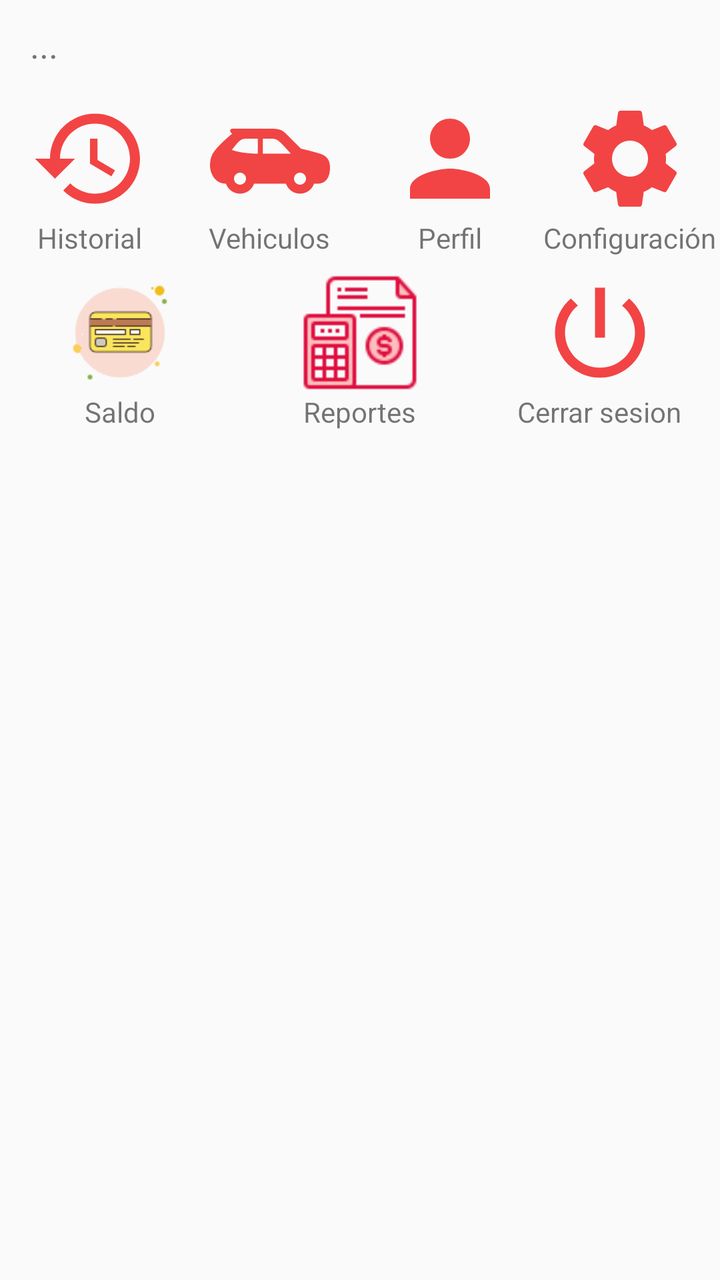
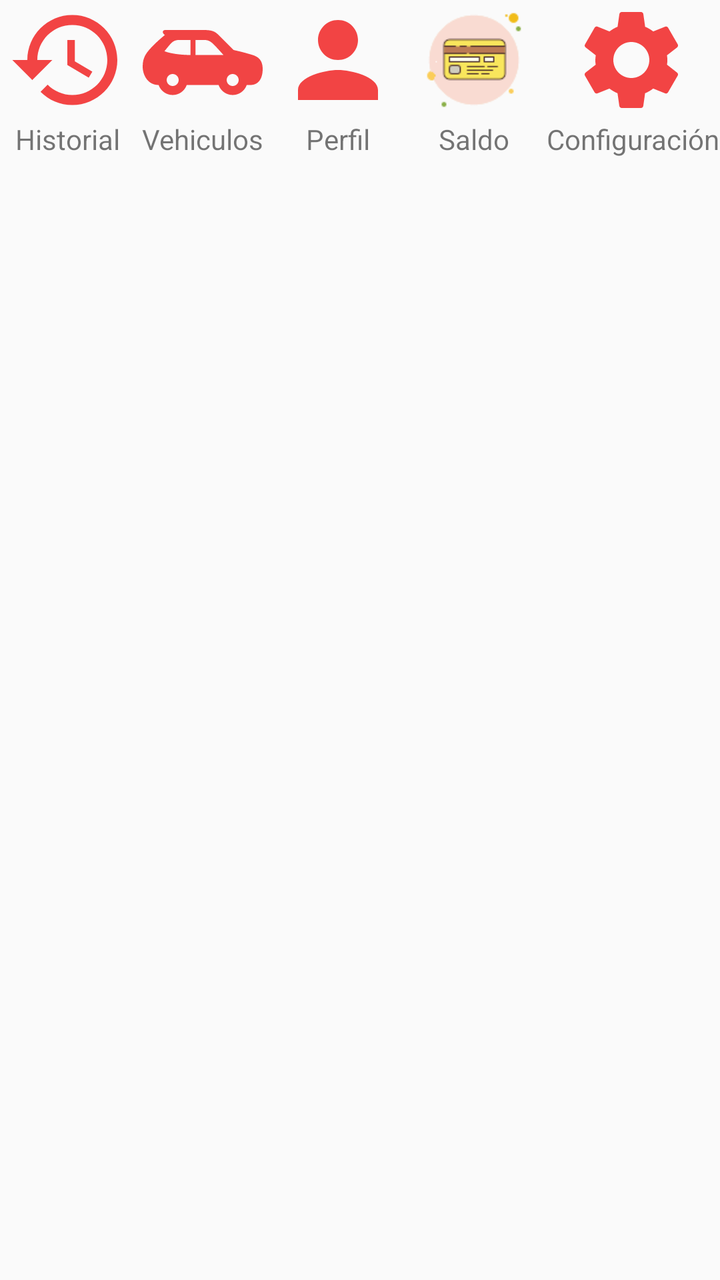

Compare the two renders of this Android layout. The source of the first and the diff that turns it into the second are given below.
<!-- AndroidManifest.xml: application theme Theme.ToonsConductor -->
<!-- res/layout/modal_bottom_sheet_menu.xml -->
<?xml version="1.0" encoding="utf-8"?>
<FrameLayout
    xmlns:android="http://schemas.android.com/apk/res/android"
    xmlns:app="http://schemas.android.com/apk/res-auto"
    android:layout_width="match_parent"
    android:layout_height="wrap_content"
    app:layout_behavior="com.google.android.material.bottomsheet.BottomSheetBehavior">


    <LinearLayout
        android:layout_width="match_parent"
        android:layout_height="wrap_content"
        android:orientation="vertical"
        android:layout_gravity="top">

        <TextView
            android:id="@+id/textViewUsername"
            android:layout_width="match_parent"
            android:layout_height="wrap_content"
            android:text="..."
            android:textSize="18sp"
            android:layout_marginTop="10dp"
            android:layout_marginLeft="15dp"
            android:layout_marginRight="15dp"
            android:layout_marginBottom="15dp"/>

        <LinearLayout
            android:layout_width="match_parent"
            android:layout_height="wrap_content"
            android:orientation="horizontal">

            <LinearLayout
                android:id="@+id/linearLayoutHistory"
                android:layout_width="0dp"
                android:layout_height="wrap_content"
                android:orientation="vertical"
                android:layout_weight="1"
                android:gravity="center">

                <ImageView
                    android:layout_width="60dp"
                    android:layout_height="60dp"
                    android:src="@drawable/ic_history" />

                <TextView
                    android:layout_width="wrap_content"
                    android:layout_height="wrap_content"
                    android:text="Historial" />

            </LinearLayout>

            <LinearLayout
                android:id="@+id/linearLayoutCar"
                android:layout_width="0dp"
                android:layout_height="wrap_content"
                android:layout_weight="1"
                android:orientation="vertical"
                android:gravity="center">

                <ImageView
                    android:layout_width="60dp"
                    android:layout_height="60dp"
                    android:src="@drawable/ic_paralel_car_red" />

                <TextView
                    android:layout_width="wrap_content"
                    android:layout_height="wrap_content"
                    android:text="Vehiculos" />

            </LinearLayout>

            <LinearLayout
                android:id="@+id/linearLayoutProfile"
                android:layout_width="0dp"
                android:layout_height="wrap_content"
                android:layout_weight="1"
                android:orientation="vertical"
                android:gravity="center">

                <ImageView
                    android:layout_width="60dp"
                    android:layout_height="60dp"
                    android:src="@drawable/ic_person" />

                <TextView
                    android:layout_width="wrap_content"
                    android:layout_height="wrap_content"
                    android:text="Perfil" />

            </LinearLayout>

            <LinearLayout
                android:id="@+id/linearLayoutConfiguracion"
                android:layout_width="0dp"
                android:layout_height="wrap_content"
                android:orientation="vertical"
                android:layout_weight="1"
                android:gravity="center">

                <ImageView
                    android:layout_width="60dp"
                    android:layout_height="60dp"
                    android:src="@drawable/baseline_settings_24" />

                <TextView
                    android:layout_width="wrap_content"
                    android:layout_height="wrap_content"
                    android:text="Configuración" />

            </LinearLayout>

        </LinearLayout>



    <LinearLayout
        android:layout_width="match_parent"
        android:layout_height="wrap_content"
        android:layout_marginTop="8dp"
        android:orientation="horizontal">

        <LinearLayout
            android:id="@+id/linearLayoutRecagas"
            android:layout_width="0dp"
            android:layout_height="wrap_content"
            android:layout_weight="1"
            android:orientation="vertical"
            android:gravity="center">

            <ImageView
                android:layout_width="60dp"
                android:layout_height="60dp"
                android:src="@drawable/ic_credi_card" />

            <TextView
                android:layout_width="wrap_content"
                android:layout_height="wrap_content"
                android:text="Saldo" />

        </LinearLayout>

        <LinearLayout
            android:id="@+id/linearLayoutReport"
            android:layout_width="0dp"
            android:layout_height="wrap_content"
            android:layout_weight="1"
            android:orientation="vertical"
            android:gravity="center">

            <ImageView
                android:layout_width="60dp"
                android:layout_height="60dp"
                android:src="@drawable/ic_report" />

            <TextView
                android:layout_width="wrap_content"
                android:layout_height="wrap_content"
                android:text="Reportes" />

        </LinearLayout>

        <LinearLayout
            android:id="@+id/linearLayoutLogout"
            android:layout_width="0dp"
            android:layout_height="wrap_content"
            android:layout_weight="1"
            android:orientation="vertical"
            android:gravity="center">

            <ImageView
                android:layout_width="60dp"
                android:layout_height="60dp"
                android:src="@drawable/ic_power" />

            <TextView
                android:layout_width="wrap_content"
                android:layout_height="wrap_content"
                android:text="Cerrar sesion" />

        </LinearLayout>

    </LinearLayout>
    </LinearLayout>


</FrameLayout>
<!-- resources referenced by this layout -->
<resources>
  <!-- drawable ic_history (drawable) -->
  <vector android:height="250dp" android:tint="@color/rojo"
      android:viewportHeight="24" android:viewportWidth="24"
      android:width="250dp" xmlns:android="http://schemas.android.com/apk/res/android">
      <path android:fillColor="@android:color/white" android:pathData="M13,3c-4.97,0 -9,4.03 -9,9L1,12l3.89,3.89 0.07,0.14L9,12L6,12c0,-3.87 3.13,-7 7,-7s7,3.13 7,7 -3.13,7 -7,7c-1.93,0 -3.68,-0.79 -4.94,-2.06l-1.42,1.42C8.27,19.99 10.51,21 13,21c4.97,0 9,-4.03 9,-9s-4.03,-9 -9,-9zM12,8v5l4.28,2.54 0.72,-1.21 -3.5,-2.08L13.5,8L12,8z"/>
  </vector>
  <!-- drawable ic_person (drawable) -->
  <vector android:height="250dp" android:tint="@color/rojo"
      android:viewportHeight="24" android:viewportWidth="24"
      android:width="250dp" xmlns:android="http://schemas.android.com/apk/res/android">
      <path android:fillColor="@android:color/white" android:pathData="M12,12c2.21,0 4,-1.79 4,-4s-1.79,-4 -4,-4 -4,1.79 -4,4 1.79,4 4,4zM12,14c-2.67,0 -8,1.34 -8,4v2h16v-2c0,-2.66 -5.33,-4 -8,-4z"/>
  </vector>
  <!-- drawable ic_power (drawable) -->
  <vector android:height="250dp" android:tint="@color/rojo"
      android:viewportHeight="24" android:viewportWidth="24"
      android:width="250dp" xmlns:android="http://schemas.android.com/apk/res/android">
      <path android:fillColor="@android:color/white" android:pathData="M13,3h-2v10h2L13,3zM17.83,5.17l-1.42,1.42C17.99,7.86 19,9.81 19,12c0,3.87 -3.13,7 -7,7s-7,-3.13 -7,-7c0,-2.19 1.01,-4.14 2.58,-5.42L6.17,5.17C4.23,6.82 3,9.26 3,12c0,4.97 4.03,9 9,9s9,-4.03 9,-9c0,-2.74 -1.23,-5.18 -3.17,-6.83z"/>
  </vector>
  <style name="Theme.ToonsConductor" parent="Base.Theme.ToonsConductor" />
  <color name="rojo">#EEF13737</color>
  <style name="Base.Theme.ToonsConductor" parent="Theme.AppCompat.Light.NoActionBar">
          
          <item name="colorPrimary">@color/rojo</item>
          <item name="colorPrimaryVariant">@color/white</item>
          <item name="colorOnPrimary">@color/white</item>
          
          <item name="colorSecondary">@color/black</item>
          <item name="colorSecondaryVariant">@color/rojo</item>
          <item name="colorOnSecondary">@color/black</item>
  
          <item name="android:statusBarColor">?attr/colorPrimary</item>
          <item name="colorControlNormal">@color/grey</item>
          <item name="colorControlActivated">@color/rojo</item>
          <item name="colorControlHighlight">@color/white</item>
          <item name="android:textColorHint">@color/white</item>
          <item name="android:progressBarStyle">@style/CustomProgressBar</item>
  
      </style>
  <color name="white">#FFFFFFFF</color>
  <color name="black">#FF000000</color>
  <color name="grey">#C9B7B7</color>
  <style name="CustomProgressBar" parent="@android:style/Widget.ProgressBar">
          <item name="android:backgroundTint">@color/red</item>
      </style>
  <color name="red">#FF1739</color>
  <!-- unchanged entries left out for length: 4 -->
</resources>

<!-- the commit's change to res/layout/modal_bottom_sheet_menu.xml (unified diff, before → after) -->
@@ -12,17 +12,6 @@
         android:layout_height="wrap_content"
         android:orientation="vertical"
         android:layout_gravity="top">
-
-        <TextView
-            android:id="@+id/textViewUsername"
-            android:layout_width="match_parent"
-            android:layout_height="wrap_content"
-            android:text="..."
-            android:textSize="18sp"
-            android:layout_marginTop="10dp"
-            android:layout_marginLeft="15dp"
-            android:layout_marginRight="15dp"
-            android:layout_marginBottom="15dp"/>
 
         <LinearLayout
             android:layout_width="match_parent"
@@ -90,7 +79,7 @@
             </LinearLayout>
 
             <LinearLayout
-                android:id="@+id/linearLayoutConfiguracion"
+                android:id="@+id/linearLayoutRecagas"
                 android:layout_width="0dp"
                 android:layout_height="wrap_content"
                 android:orientation="vertical"
@@ -98,13 +87,42 @@
                 android:gravity="center">
 
                 <ImageView
-                    android:layout_width="60dp"
+                    android:id="@+id/imageView4"
+                    android:layout_width="match_parent"
                     android:layout_height="60dp"
+                    android:src="@drawable/ic_credi_card" />
+
+                <TextView
+                    android:id="@+id/textView3"
+                    android:layout_width="match_parent"
+                    android:layout_height="wrap_content"
+
+                    android:foregroundGravity="center"
+                    android:gravity="center"
+                    android:text="Saldo" />
+            </LinearLayout>
+
+            <LinearLayout
+                android:id="@+id/linearLayoutConfiguracion"
+                android:layout_width="wrap_content"
+                android:layout_height="wrap_content"
+                android:layout_gravity="right"
+                android:foregroundGravity="right"
+                android:orientation="vertical"
+                android:gravity="center">
+
+                <ImageView
+                    android:id="@+id/imageView3"
+                    android:layout_width="89dp"
+                    android:layout_height="60dp"
+                    android:layout_gravity="right"
                     android:src="@drawable/baseline_settings_24" />
 
                 <TextView
+                    android:id="@+id/textView2"
                     android:layout_width="wrap_content"
                     android:layout_height="wrap_content"
+                    android:layout_gravity="right"
                     android:text="Configuración" />
 
             </LinearLayout>
@@ -119,28 +137,13 @@
         android:layout_marginTop="8dp"
         android:orientation="horizontal">
 
-        <LinearLayout
-            android:id="@+id/linearLayoutRecagas"
-            android:layout_width="0dp"
-            android:layout_height="wrap_content"
-            android:layout_weight="1"
-            android:orientation="vertical"
-            android:gravity="center">
 
-            <ImageView
-                android:layout_width="60dp"
-                android:layout_height="60dp"
-                android:src="@drawable/ic_credi_card" />
 
-            <TextView
-                android:layout_width="wrap_content"
-                android:layout_height="wrap_content"
-                android:text="Saldo" />
 
-        </LinearLayout>
 
         <LinearLayout
             android:id="@+id/linearLayoutReport"
+            android:visibility="gone"
             android:layout_width="0dp"
             android:layout_height="wrap_content"
             android:layout_weight="1"
@@ -159,26 +162,6 @@
 
         </LinearLayout>
 
-        <LinearLayout
-            android:id="@+id/linearLayoutLogout"
-            android:layout_width="0dp"
-            android:layout_height="wrap_content"
-            android:layout_weight="1"
-            android:orientation="vertical"
-            android:gravity="center">
-
-            <ImageView
-                android:layout_width="60dp"
-                android:layout_height="60dp"
-                android:src="@drawable/ic_power" />
-
-            <TextView
-                android:layout_width="wrap_content"
-                android:layout_height="wrap_content"
-                android:text="Cerrar sesion" />
-
-        </LinearLayout>
-
     </LinearLayout>
     </LinearLayout>
 
<!-- resource entries referenced after the edit -->
@@ -11,12 +11,6 @@
       android:viewportHeight="24" android:viewportWidth="24"
       android:width="250dp" xmlns:android="http://schemas.android.com/apk/res/android">
       <path android:fillColor="@android:color/white" android:pathData="M12,12c2.21,0 4,-1.79 4,-4s-1.79,-4 -4,-4 -4,1.79 -4,4 1.79,4 4,4zM12,14c-2.67,0 -8,1.34 -8,4v2h16v-2c0,-2.66 -5.33,-4 -8,-4z"/>
-  </vector>
-  <!-- drawable ic_power (drawable) -->
-  <vector android:height="250dp" android:tint="@color/rojo"
-      android:viewportHeight="24" android:viewportWidth="24"
-      android:width="250dp" xmlns:android="http://schemas.android.com/apk/res/android">
-      <path android:fillColor="@android:color/white" android:pathData="M13,3h-2v10h2L13,3zM17.83,5.17l-1.42,1.42C17.99,7.86 19,9.81 19,12c0,3.87 -3.13,7 -7,7s-7,-3.13 -7,-7c0,-2.19 1.01,-4.14 2.58,-5.42L6.17,5.17C4.23,6.82 3,9.26 3,12c0,4.97 4.03,9 9,9s9,-4.03 9,-9c0,-2.74 -1.23,-5.18 -3.17,-6.83z"/>
   </vector>
   <style name="Theme.ToonsConductor" parent="Base.Theme.ToonsConductor" />
   <color name="rojo">#EEF13737</color>
@@ -40,7 +34,7 @@
       </style>
   <color name="white">#FFFFFFFF</color>
   <color name="black">#FF000000</color>
-  <color name="grey">#C9B7B7</color>
+  <color name="grey">#BFBFBF</color>
   <style name="CustomProgressBar" parent="@android:style/Widget.ProgressBar">
           <item name="android:backgroundTint">@color/red</item>
       </style>
